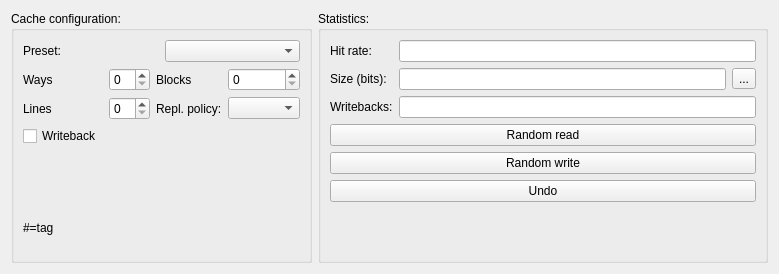
The window that src/cacheconfigwidget.ui (mortbopet/Ripes) describes before a commit, drawn with Qt 5.
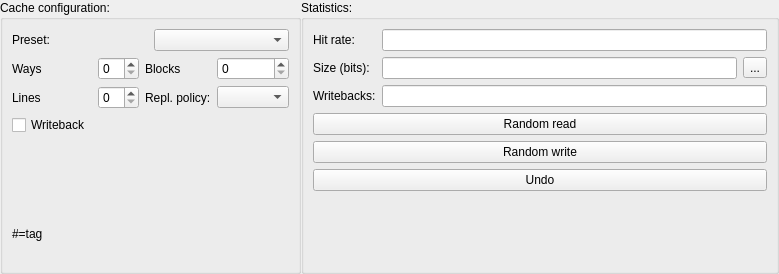
The same window after the commit.

Patch:
```diff
--- a/src/cacheconfigwidget.ui
+++ b/src/cacheconfigwidget.ui
@@ -14,6 +14,21 @@
    <string>Form</string>
   </property>
   <layout class="QGridLayout" name="gridLayout_2">
+   <property name="leftMargin">
+    <number>0</number>
+   </property>
+   <property name="topMargin">
+    <number>0</number>
+   </property>
+   <property name="rightMargin">
+    <number>0</number>
+   </property>
+   <property name="bottomMargin">
+    <number>0</number>
+   </property>
+   <property name="spacing">
+    <number>0</number>
+   </property>
    <item row="0" column="0">
     <layout class="QHBoxLayout" name="horizontalLayout">
      <item>
```
